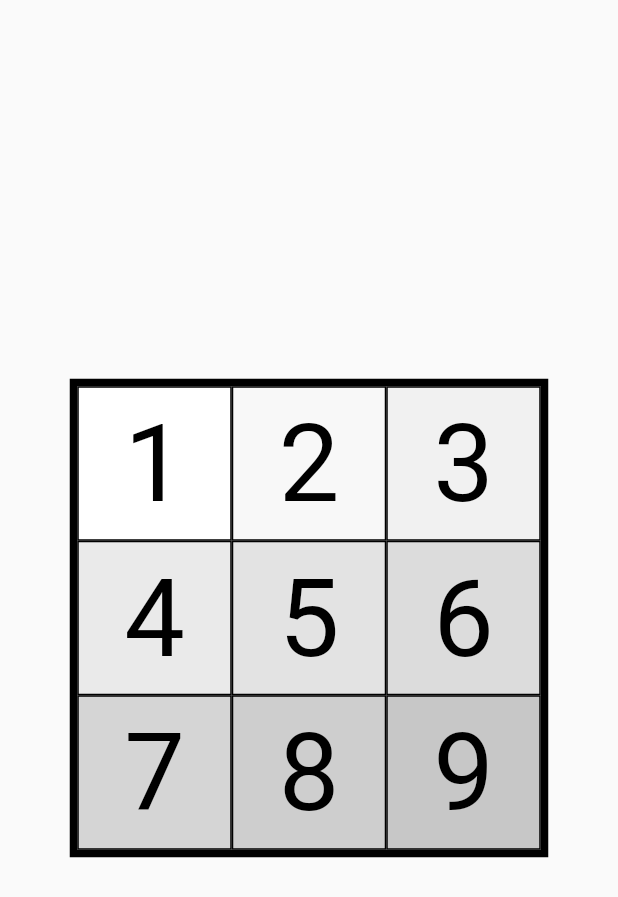
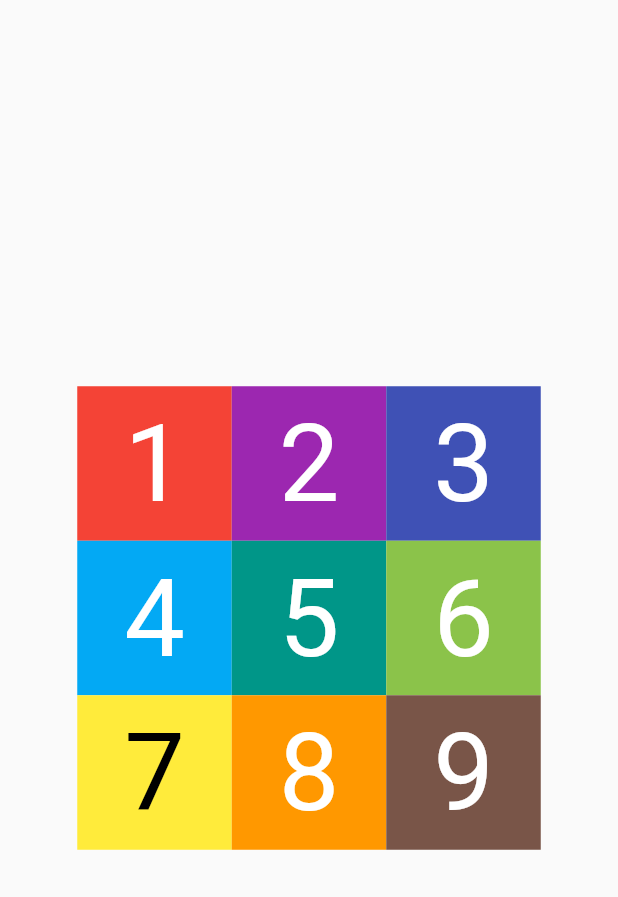
Before and after one commit to joscha0/slideboom, a Flutter app: the screen it shows after launch, after a tap on "play", on a phone screen of 412 x 824 dp. Shown: the top 897 px of the screen. Run offline on Flutter 3.47's test engine with Material 2 defaults, Android fonts, the phone set to English and light mode, and no system bars; our stand-ins replace get.

Commit message:
add option to disable border

```diff
--- a/lib/pages/game/game_controller.dart
+++ b/lib/pages/game/game_controller.dart
@@ -23,7 +23,9 @@ class GameController extends GetxController {
 
   Rx<Duration> animationDuration = const Duration(milliseconds: 0).obs;
 
-  String colorMode = 'gray'; // 'gray', 'color', 'white'
+  String colorMode = 'color';
+
+  bool bordersEnabled = false; // 'gray', 'color', 'white'
 
   getColor(int index) {
     if (colorMode == 'gray') {
--- a/lib/pages/game/game_page.dart
+++ b/lib/pages/game/game_page.dart
@@ -14,10 +14,13 @@ class GamePage extends GetView<GameController> {
       ),
       body: Center(
         child: Container(
-          decoration:
-              BoxDecoration(border: Border.all(color: Colors.black, width: 5)),
-          width: controller.tileWidth * controller.rowCount + 10,
-          height: controller.tileWidth * controller.rowCount + 10,
+          decoration: controller.bordersEnabled
+              ? BoxDecoration(border: Border.all(color: Colors.black, width: 5))
+              : const BoxDecoration(),
+          width: controller.tileWidth * controller.rowCount +
+              (controller.bordersEnabled ? 10 : 0),
+          height: controller.tileWidth * controller.rowCount +
+              (controller.bordersEnabled ? 10 : 0),
           child: Stack(
             children: [
               for (int i = 0;
@@ -89,10 +92,14 @@ class GamePage extends GetView<GameController> {
             onHorizontalDragEnd: (details) =>
                 c.onHorizontalDragEnd(details, index),
             child: Container(
-              decoration: BoxDecoration(
-                border: Border.all(color: Colors.black),
-                color: c.getColor(index),
-              ),
+              decoration: c.bordersEnabled
+                  ? BoxDecoration(
+                      border: Border.all(color: Colors.black),
+                      color: c.getColor(index),
+                    )
+                  : BoxDecoration(
+                      color: c.getColor(index),
+                    ),
               child: Center(
                 child: Text(
                   (c.tilePositions[index] + 1).toString(),
```
